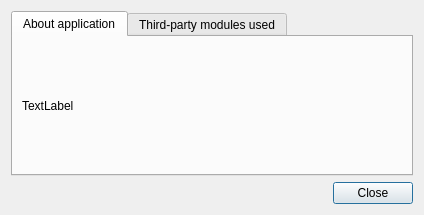
Old version of the form src/dialog_about.ui in the repository gyunaev/karlyriceditor.
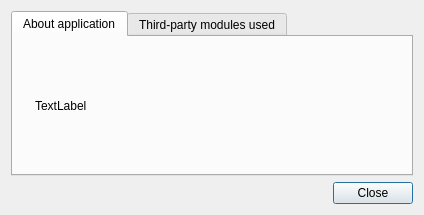
New version of the form. Icons and pictures are not drawn.

Commit message: Fixed about dialog.

```diff
--- a/src/dialog_about.ui
+++ b/src/dialog_about.ui
@@ -23,9 +23,34 @@
       <attribute name="title">
        <string>About application</string>
       </attribute>
-      <layout class="QVBoxLayout" name="verticalLayout">
+      <layout class="QHBoxLayout" name="horizontalLayout">
+       <item>
+        <widget class="QLabel" name="label_2">
+         <property name="sizePolicy">
+          <sizepolicy hsizetype="Fixed" vsizetype="Fixed">
+           <horstretch>0</horstretch>
+           <verstretch>0</verstretch>
+          </sizepolicy>
+         </property>
+         <property name="text">
+          <string/>
+         </property>
+         <property name="pixmap">
+          <pixmap resource="resources.qrc">:/images/application_icon.png</pixmap>
+         </property>
+         <property name="scaledContents">
+          <bool>true</bool>
+         </property>
+        </widget>
+       </item>
        <item>
         <widget class="QLabel" name="labelAbout">
+         <property name="sizePolicy">
+          <sizepolicy hsizetype="Preferred" vsizetype="Preferred">
+           <horstretch>2</horstretch>
+           <verstretch>2</verstretch>
+          </sizepolicy>
+         </property>
          <property name="text">
           <string>TextLabel</string>
          </property>
```
Left out of the diff: 4 changed lines with no effect on the pictures. The commit also changes 2 other files.
